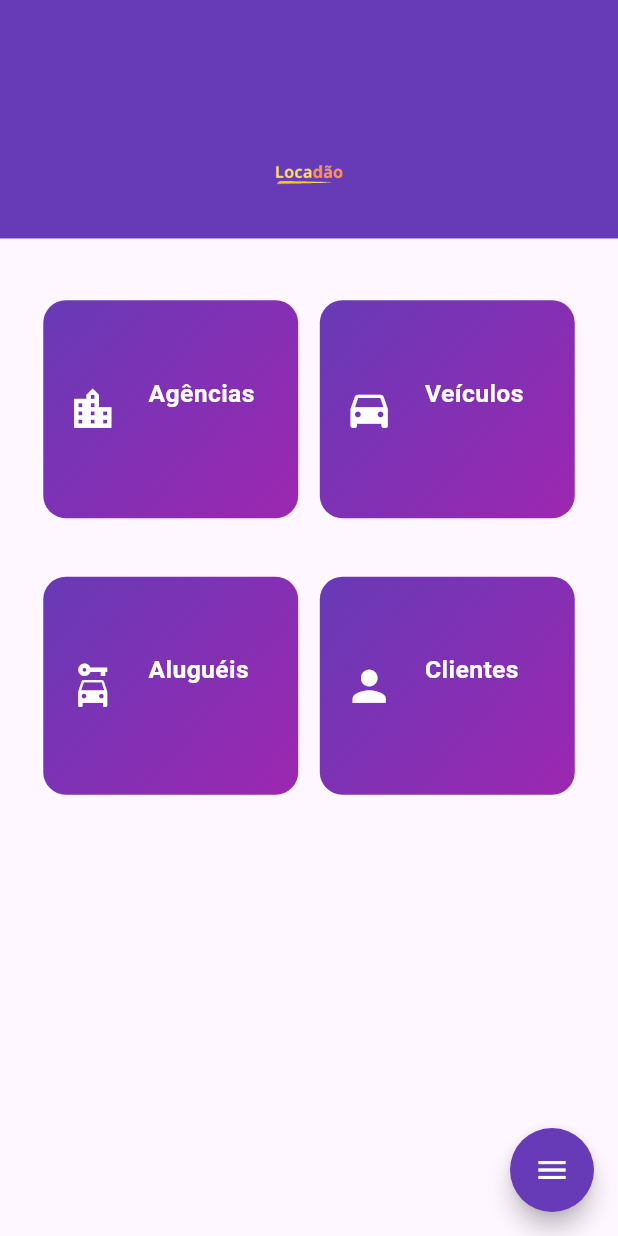
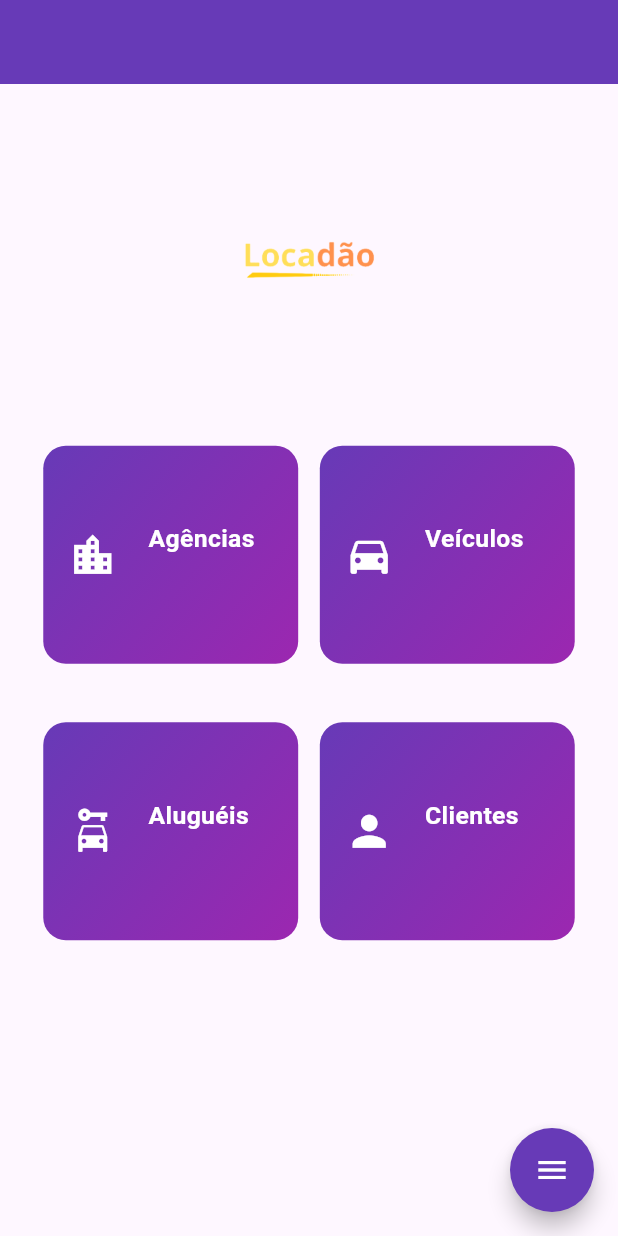
Before and after one commit to jcr04/Locadao.Flutter, a Flutter app: the screen it shows after launch, on a phone screen of 412 x 824 dp. Run offline on Flutter 3.47's test engine with Material 3 defaults, Android fonts, the phone set to English and light mode, and no system bars; drawn by our look-alikes of flutter_speed_dial.

Commit message:
AJUSTE HEADER

```diff
--- a/locadao/lib/views/home_page.dart
+++ b/locadao/lib/views/home_page.dart
@@ -7,7 +7,6 @@ import 'package:locadao/views/cliente_list_view.dart';
 import 'package:locadao/views/veiculo_list_view.dart';
 import 'package:locadao/views/agencia_list_view.dart';
 import 'package:locadao/views/aluguel_list_view.dart';
-import 'package:locadao/widgets/logo_header.dart';
 import 'package:locadao/widgets/menu_card_widget.dart';
 
 class HomePage extends StatelessWidget {
@@ -16,7 +15,7 @@ class HomePage extends StatelessWidget {
   @override
   Widget build(BuildContext context) {
     final screenWidth = MediaQuery.of(context).size.width;
-    final double headerHeight = screenWidth * 0.25;
+    final double headerHeight = screenWidth * 0.10;
 
     return Scaffold(
       appBar: AppBar(
@@ -24,10 +23,13 @@ class HomePage extends StatelessWidget {
       ),
       body: Column(
         children: [
-          ImageHeaderWidget(
-            imagePath: 'lib/assets/locadao.png',
-            height: headerHeight,
-            backgroundColor: Colors.deepPurple,
+          Container(
+            height: 200, // set your desired height here
+            child: Image.asset(
+              'lib/assets/locadao.png',
+              fit: BoxFit.cover,
+              alignment: Alignment.topCenter,
+            ),
           ),
           Expanded(
             child: Padding(
--- a/locadao/lib/widgets/logo_header.dart
+++ b/locadao/lib/widgets/logo_header.dart
@@ -8,7 +8,7 @@ class ImageHeaderWidget extends StatelessWidget {
   const ImageHeaderWidget({
     super.key,
     required this.imagePath,
-    this.height = 50.0,
+    this.height = 100.0,
     this.backgroundColor = const Color.fromARGB(255, 70, 17, 131),
   });
 
@@ -21,8 +21,7 @@ class ImageHeaderWidget extends StatelessWidget {
       child: Center(
         child: Image.asset(
           imagePath,
-          fit: BoxFit.cover,
-          alignment: Alignment.center,
+          fit: BoxFit.contain,
         ),
       ),
     );
```
